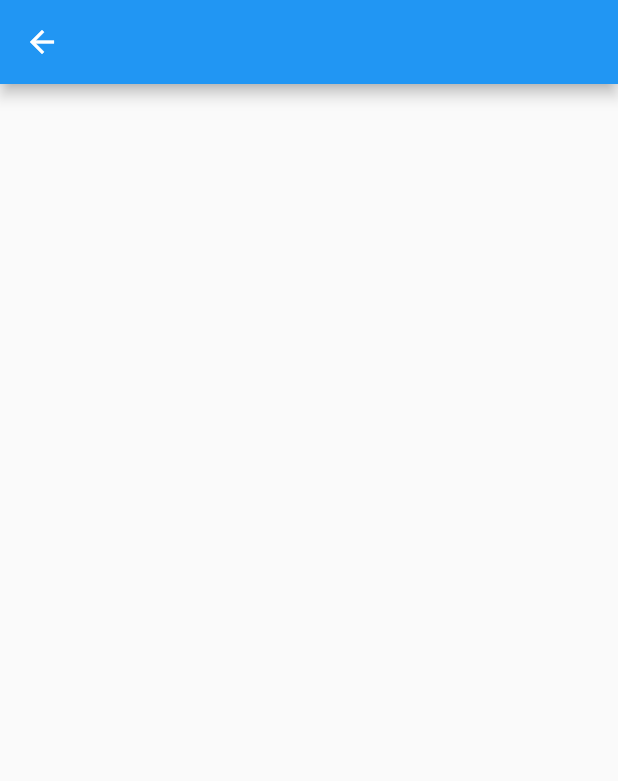
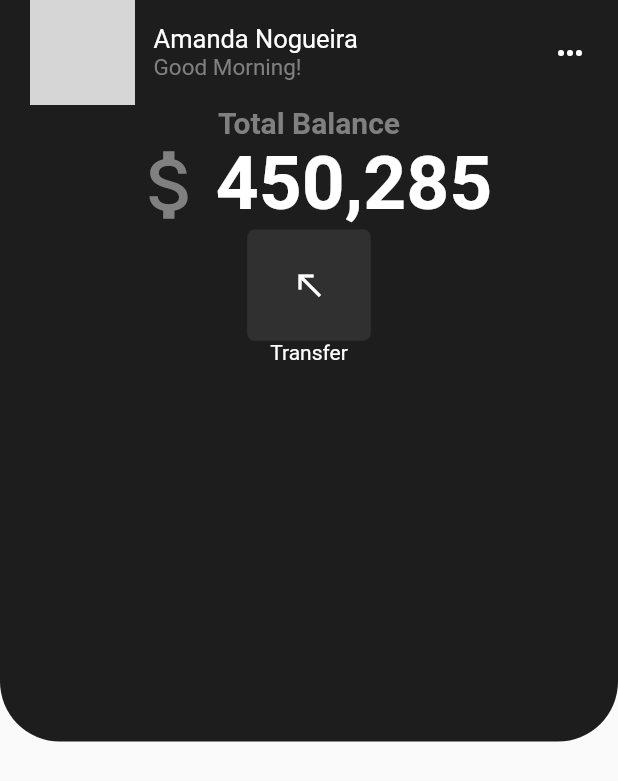
Before and after one commit to raangelbeatriz/bank_app_ui, a Flutter app: the HomePage screen opened by its route, on a phone screen of 412 x 824 dp. Shown: the top 781 px of the screen. Run offline on Flutter 3.47's test engine with Material 2 defaults, Android fonts, the phone set to English and light mode, and no system bars; network calls fail; grey boxes are pictures that could not be loaded.

Commit message:
add base home page

```diff
--- a/lib/app/core/utils/colors.dart
+++ b/lib/app/core/utils/colors.dart
@@ -3,3 +3,5 @@ import 'package:flutter/material.dart';
 Color get primary => const Color(0xFF1D1D1D);
 Color get green => const Color(0xFF03CD4C);
 Color get grey => const Color(0xFF5C5B60);
+Color get ligthGrey => const Color(0xFF808080);
+Color get darkGrey => const Color(0xFF303030);
--- a/lib/app/pages/home_page/home_page.dart
+++ b/lib/app/pages/home_page/home_page.dart
@@ -1,3 +1,5 @@
+import 'package:bank_app_ui/app/core/utils/colors.dart';
+import 'package:bank_app_ui/app/core/utils/size_extension.dart';
 import 'package:flutter/material.dart';
 
 class HomePage extends StatelessWidget {
@@ -6,10 +8,111 @@ class HomePage extends StatelessWidget {
   @override
   Widget build(BuildContext context) {
     return Scaffold(
-      appBar: AppBar(
-        title: const Text(''),
+      body: SingleChildScrollView(
+        child: Column(
+          children: [
+            Container(
+              height: context.heigth * 0.6,
+              decoration: BoxDecoration(
+                color: primary,
+                borderRadius: const BorderRadius.only(
+                  bottomLeft: Radius.circular(40),
+                  bottomRight: Radius.circular(40),
+                ),
+              ),
+              child: SafeArea(
+                child: Padding(
+                  padding: const EdgeInsets.only(right: 20.0, left: 20.0),
+                  child: Column(
+                    children: [
+                      Row(
+                        crossAxisAlignment: CrossAxisAlignment.center,
+                        children: [
+                          const CircleAvatar(
+                            radius: 35,
+                            backgroundImage: NetworkImage(
+                              'https://img.freepik.com/free-photo/young-beautiful-woman-pink-warm-sweater-natural-look-smiling-portrait-isolated-long-hair_285396-896.jpg?w=2000',
+                            ),
+                          ),
+                          SizedBox(
+                            width: context.width * 0.03,
+                          ),
+                          Column(
+                            mainAxisAlignment: MainAxisAlignment.center,
+                            crossAxisAlignment: CrossAxisAlignment.start,
+                            children: [
+                              const Text(
+                                'Amanda Nogueira',
+                                style: TextStyle(
+                                    color: Colors.white, fontSize: 17),
+                              ),
+                              Text(
+                                'Good Morning!',
+                                style:
+                                    TextStyle(color: ligthGrey, fontSize: 15),
+                              )
+                            ],
+                          ),
+                          const Spacer(),
+                          const Icon(
+                            Icons.more_horiz,
+                            color: Colors.white,
+                          )
+                        ],
+                      ),
+                      Text(
+                        'Total Balance',
+                        style: TextStyle(
+                            color: ligthGrey,
+                            fontWeight: FontWeight.bold,
+                            fontSize: 20),
+                      ),
+                      Row(
+                        mainAxisAlignment: MainAxisAlignment.center,
+                        children: [
+                          Icon(
+                            Icons.attach_money,
+                            color: ligthGrey,
+                            size: 60,
+                          ),
+                          const Text(
+                            '450,285',
+                            style: TextStyle(
+                                color: Colors.white,
+                                fontWeight: FontWeight.bold,
+                                fontSize: 50),
+                          ),
+                        ],
+                      ),
+                      Column(
+                        children: [
+                          Container(
+                            height: context.heigth * 0.09,
+                            width: context.width * 0.2,
+                            decoration: BoxDecoration(
+                                color: darkGrey,
+                                borderRadius: BorderRadius.circular(5)),
+                            child: const Center(
+                              child: Icon(
+                                Icons.north_west,
+                                color: Colors.white,
+                              ),
+                            ),
+                          ),
+                          Text(
+                            'Transfer',
+                            style: TextStyle(color: Colors.white),
+                          )
+                        ],
+                      )
+                    ],
+                  ),
+                ),
+              ),
+            ),
+          ],
+        ),
       ),
-      body: Container(),
     );
   }
 }
```
